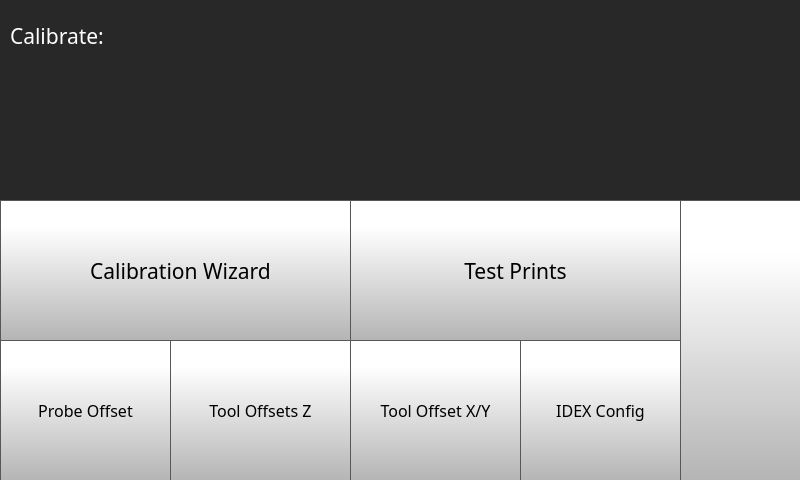
Qt form octoprint_TwinDragon600x600CM4TouchUI/mainGUI.ui (FracktalWorks/TwinDragon600x600CM4TouchUI) before a commit.
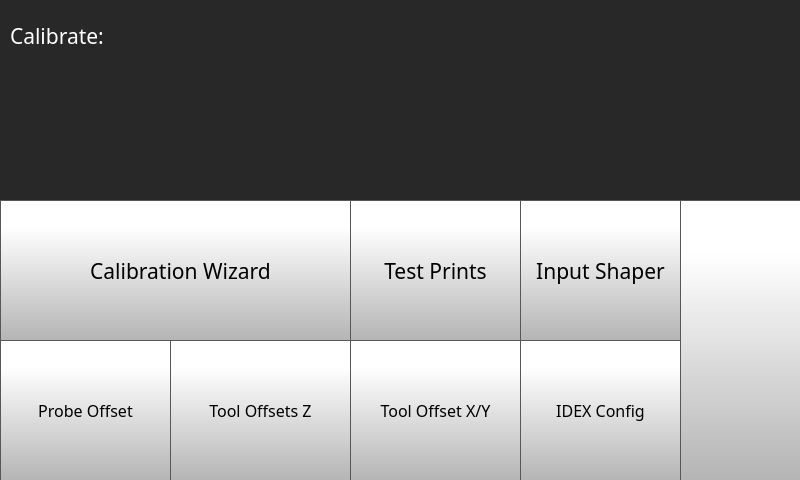
The same form after that commit. The open tabs and pages were chosen to show the change. Icons and pictures are not drawn.

Commit message: Added Input Shaper

The edit to the form file:
```diff
--- a/octoprint_TwinDragon600x600CM4TouchUI/mainGUI.ui
+++ b/octoprint_TwinDragon600x600CM4TouchUI/mainGUI.ui
@@ -5661,7 +5661,7 @@
        <rect>
         <x>350</x>
         <y>200</y>
-        <width>331</width>
+        <width>171</width>
         <height>141</height>
        </rect>
       </property>
@@ -5772,6 +5772,63 @@
        <enum>Qt::ToolButtonTextUnderIcon</enum>
       </property>
      </widget>
+     <widget class="QToolButton" name="inputShaperCalibrateButton">
+      <property name="geometry">
+       <rect>
+        <x>520</x>
+        <y>200</y>
+        <width>161</width>
+        <height>141</height>
+       </rect>
+      </property>
+      <property name="font">
+       <font>
+        <family>Gotham</family>
+        <pointsize>16</pointsize>
+       </font>
+      </property>
+      <property name="styleSheet">
+       <string notr="true">QToolButton {
+     border: 1px solid rgb(87, 87, 87);
+	background-color: qlineargradient(spread:pad, x1:0, y1:1, x2:0, y2:0.188, stop:0 rgba(180, 180, 180, 255), stop:1 rgba(255, 255, 255, 255));
+
+
+}
+
+QToolButton:pressed {
+    background-color: qlineargradient(x1: 0, y1: 0, x2: 0, y2: 1,
+                                      stop: 0 #dadbde, stop: 1 #f6f7fa);
+}
+
+QToolButton:flat {
+    border: none; /* no border for a flat push button */
+}
+
+QToolButton:default {
+    border-color: navy; /* make the default button prominent */
+}
+
+QToolButton:focus {
+	outline: none;
+}</string>
+      </property>
+      <property name="text">
+       <string>Input Shaper</string>
+      </property>
+      <property name="icon">
+       <iconset>
+        <normaloff>../../../../Downloads/Input Shaper.png</normaloff>../../../../Downloads/Input Shaper.png</iconset>
+      </property>
+      <property name="iconSize">
+       <size>
+        <width>70</width>
+        <height>70</height>
+       </size>
+      </property>
+      <property name="toolButtonStyle">
+       <enum>Qt::ToolButtonTextUnderIcon</enum>
+      </property>
+     </widget>
     </widget>
     <widget class="QWidget" name="testPrintsPage1">
      <widget class="QLabel" name="calibrateLabel_36">
```
Left out of the diff: 4 changed lines with no effect on the pictures. The commit also changes 2 other files.
